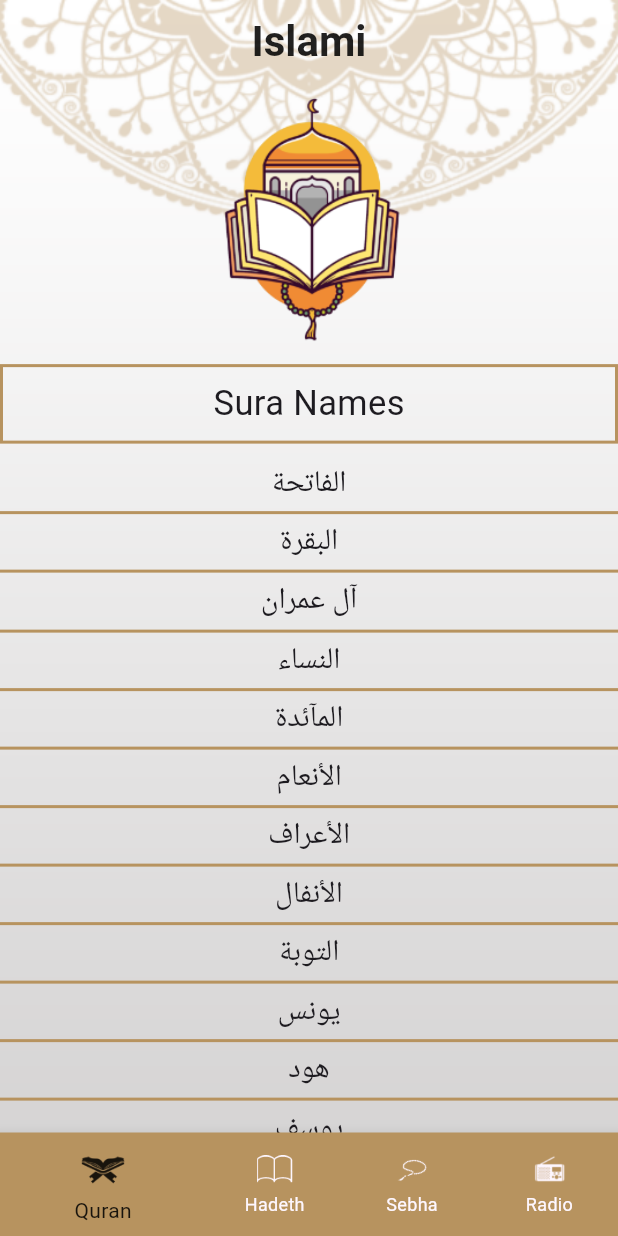
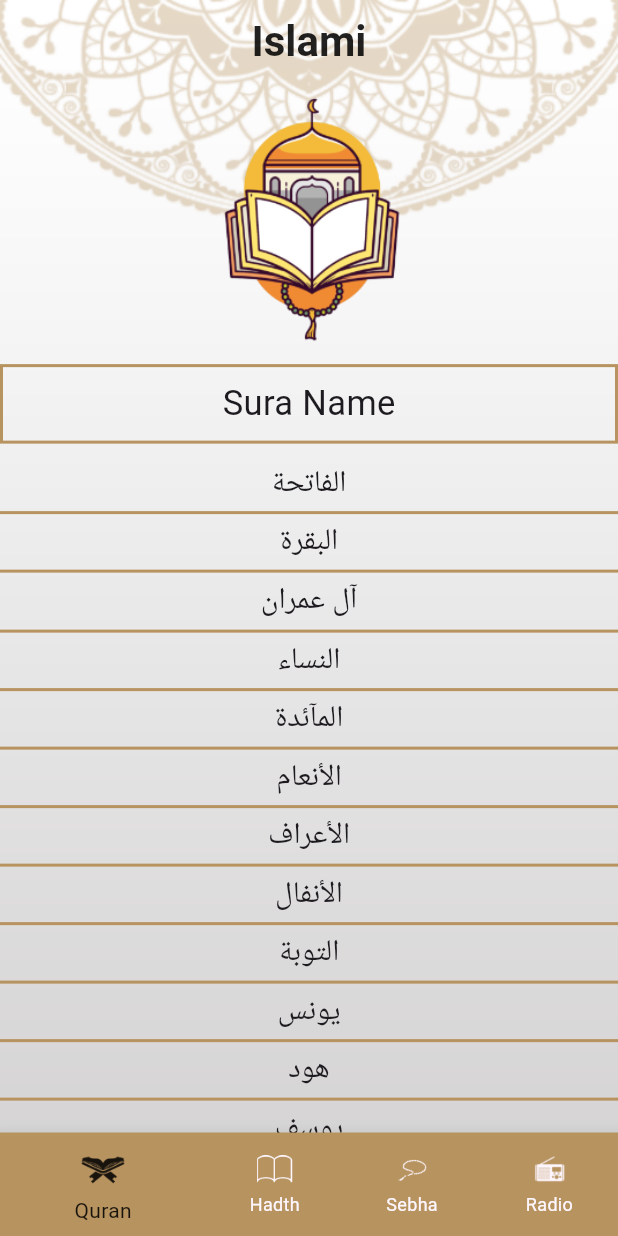
Before and after one commit to ayoussef22/islami_app, a Flutter app: the screen it shows after launch, on a phone screen of 412 x 824 dp. Run offline on Flutter 3.47's test engine with Material 3 defaults, Android fonts, the phone set to English and light mode, and no system bars; generated files the repository leaves out were written again.

Commit message:
add Localization to my app

```diff
--- /dev/null
+++ b/l10n.yaml
@@ -0,0 +1,3 @@
+arb-dir: lib/l10n
+template-arb-file: app_en.arb
+output-localization-file: app_localizations.dart
--- a/lib/Home/Hadeth/HadethTab.dart
+++ b/lib/Home/Hadeth/HadethTab.dart
@@ -1,6 +1,7 @@
 import 'package:flutter/material.dart';
 import 'package:flutter/services.dart';
 import 'package:islami_app/Home/Hadeth/HadethNameItem.dart';
+import 'package:flutter_gen/gen_l10n/app_localizations.dart';
 
 class HadethTab extends StatefulWidget {
 
@@ -32,7 +33,7 @@ class _HadethTabState extends State<HadethTab> {
                 Container(
                   margin: EdgeInsets.only(top: 12,bottom: 8),
                   padding: EdgeInsets.all(8),
-                  child: Center(child: Text('Hadth Names',style: TextStyle(fontSize: 23),),),
+                  child: Center(child: Text(AppLocalizations.of(context)!.hadeth_name,style: TextStyle(fontSize: 23),),),
                   decoration: BoxDecoration(
                       border: Border.all(color: Theme.of(context).primaryColor,width: 2)
                   ),
@@ -61,8 +62,8 @@ class _HadethTabState extends State<HadethTab> {
 
   void LoadHadethFile()async{
     String hadethContent=await rootBundle.loadString('assets/files/ahadeth.txt');
-    List <String> hadethList=hadethContent.split('#\n');
-    for(int i=0;i<=hadethList.length;i++){
+    List <String> hadethList=hadethContent.split('#\r\n');
+    for(int i=0;i<hadethList.length;i++){
       List<String> hadethLines=hadethList[i].split('\n');
       String title=hadethLines[0];
       hadethLines.removeAt(0);
--- a/lib/Home/HomeScreen.dart
+++ b/lib/Home/HomeScreen.dart
@@ -3,6 +3,7 @@ import 'package:islami_app/Home/Hadeth/HadethTab.dart';
 import 'package:islami_app/Home/Quran/QuranTab.dart';
 import 'package:islami_app/Home/Radio/RadioTab.dart';
 import 'package:islami_app/Home/Sebha/SebhaTab.dart';
+import 'package:flutter_gen/gen_l10n/app_localizations.dart';
 
 class HomeScreen extends StatefulWidget {
 static const String routeName='home';
@@ -37,20 +38,20 @@ class _HomeScreenState extends State<HomeScreen> {
                 items: [
                   BottomNavigationBarItem(
                       icon: ImageIcon(AssetImage('assets/images/icon_quran.png')),
-                  label: 'Quran'
+                  label: AppLocalizations.of(context)!.quran
                   ), BottomNavigationBarItem(
                       icon: ImageIcon(AssetImage('assets/images/icon_hadeth.png')),
-                  label: 'Hadeth'
+                  label: AppLocalizations.of(context)!.hadeth
                   ), BottomNavigationBarItem(
                       icon: ImageIcon(AssetImage('assets/images/icon_sebha.png')),
-                  label: 'Sebha'),
+                  label: AppLocalizations.of(context)!.sebha),
                   BottomNavigationBarItem(
                       icon: ImageIcon(AssetImage('assets/images/icon_radio.png')),
-                  label: 'Radio'),
+                  label: AppLocalizations.of(context)!.radio),
                 ],
               ),
             ),
-            appBar: AppBar(title: Text('Islami'),),
+            appBar: AppBar(title: Text(AppLocalizations.of(context)!.app_title),),
             body: tabs[selectedIndex]
           ),
 
--- a/lib/Home/Quran/QuranTab.dart
+++ b/lib/Home/Quran/QuranTab.dart
@@ -1,5 +1,6 @@
 import 'package:flutter/material.dart';
 import 'package:islami_app/Home/Quran/SuraNamesItem.dart';
+import 'package:flutter_gen/gen_l10n/app_localizations.dart';
 
 class QuranTab extends StatelessWidget {
   List<String>names=['الفاتحة','البقرة','آل عمران','النساء','المآئدة','الأنعام','الأعراف',
@@ -31,7 +32,7 @@ class QuranTab extends StatelessWidget {
                 Container(
                   margin: EdgeInsets.only(top: 12,bottom: 8),
                   padding: EdgeInsets.all(8),
-                  child: Center(child: Text('Sura Names',style: TextStyle(fontSize: 23),),),
+                  child: Center(child: Text(AppLocalizations.of(context)!.sura_name,style: TextStyle(fontSize: 23),),),
                           decoration: BoxDecoration(
                 border: Border.all(color: Theme.of(context).primaryColor,width: 2)
                           ),
--- a/lib/Home/Sebha/SebhaTab.dart
+++ b/lib/Home/Sebha/SebhaTab.dart
@@ -1,4 +1,5 @@
 import 'package:flutter/material.dart';
+import 'package:flutter_gen/gen_l10n/app_localizations.dart';
 
 class SebhaTab extends StatefulWidget {
 
@@ -43,7 +44,7 @@ class _SebhaTabState extends State<SebhaTab> {
           Padding(
             padding: const EdgeInsets.symmetric(vertical: 12),
             child: Text
-              ('عـدد الـسبـحـات',style: TextStyle(fontSize: 25,fontWeight: FontWeight.bold),),
+              (AppLocalizations.of(context)!.number_of_praises,style: TextStyle(fontSize: 25,fontWeight: FontWeight.bold),),
           ),
           Container(
             width: MediaQuery.of(context).size.width*0.3,
--- /dev/null
+++ b/lib/l10n/app_ar.arb
@@ -0,0 +1,10 @@
+{
+  "app_title": "إسلامي",
+  "sura_name": "إسم السورة",
+  "quran": "القرآن",
+  "sebha": "السبحة",
+  "hadeth": "الحديث",
+  "radio": "راديو",
+  "hadeth_name": "إسم الحديث",
+  "number_of_praises": "عدد التسبيحات"
+}
--- /dev/null
+++ b/lib/l10n/app_en.arb
@@ -0,0 +1,10 @@
+{
+  "app_title": "Islami",
+  "sura_name": "Sura Name",
+  "quran": "Quran",
+  "sebha": "Sebha",
+  "hadeth": "Hadth",
+  "radio": "Radio",
+  "hadeth_name": "Hadeth Name",
+  "number_of_praises": "Number of praises"
+}
--- a/lib/main.dart
+++ b/lib/main.dart
@@ -3,7 +3,7 @@ import 'package:islami_app/Home/Hadeth/HadethScreen.dart';
 import 'package:islami_app/Home/HomeScreen.dart';
 import 'package:islami_app/Home/Quran/SuraScreen.dart';
 import 'package:islami_app/MyTheme.dart';
-
+import 'package:flutter_gen/gen_l10n/app_localizations.dart';
 void main(){
   runApp(MyApp());
 }
@@ -19,6 +19,9 @@ class MyApp extends StatelessWidget{
         HadethScreen.routeName:(context)=>HadethScreen(),
       },
       initialRoute: HomeScreen.routeName,
+      localizationsDelegates: AppLocalizations.localizationsDelegates,
+      supportedLocales: AppLocalizations.supportedLocales,
+      locale: Locale('en'),
     );
   }
 }
--- a/pubspec.yaml
+++ b/pubspec.yaml
@@ -31,6 +31,9 @@ dependencies:
   flutter:
     sdk: flutter
   flutter_native_splash: ^2.3.9
+  flutter_localizations:
+    sdk: flutter
+  intl: any
 
 
   # The following adds the Cupertino Icons font to your application.
@@ -53,6 +56,7 @@ dev_dependencies:
 
 # The following section is specific to Flutter packages.
 flutter:
+  generate: true # Add this line
 
   # The following line ensures that the Material Icons font is
   # included with your application, so that you can use the icons in
```
Also changed, not shown: pubspec.lock.
